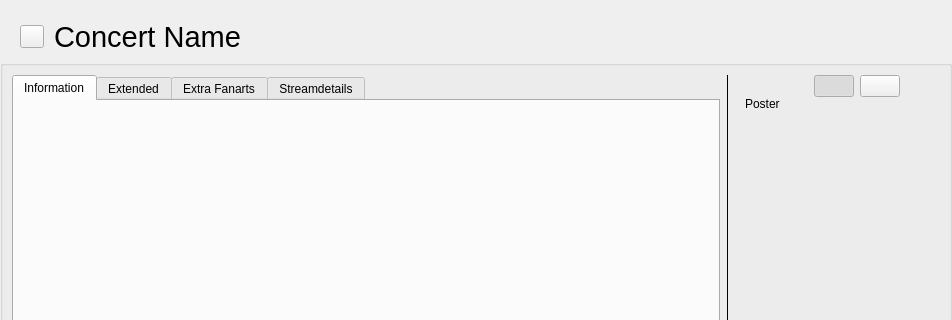
Komet/MediaElch, file src/ui/concerts/ConcertWidget.ui: the form before one commit; both pictures show x 0 to 952 and y 0 to 320 of the 952 by 804 pixel window.
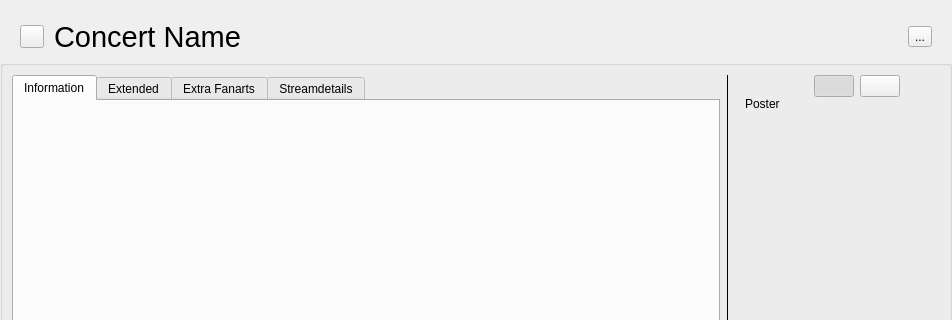
The form after the commit. Icons and pictures are not drawn. Custom widgets are drawn as their Qt base class.

Commit message: feat(UI): Add play button to episode and concert widget

Diff of the .ui file:
```diff
--- a/src/ui/concerts/ConcertWidget.ui
+++ b/src/ui/concerts/ConcertWidget.ui
@@ -99,6 +99,39 @@
      <item>
       <widget class="MediaFlags" name="mediaFlags" native="true"/>
      </item>
+     <item>
+      <widget class="QToolButton" name="buttonPlay">
+       <property name="cursor">
+        <cursorShape>PointingHandCursor</cursorShape>
+       </property>
+       <property name="toolTip">
+        <string>Play movie</string>
+       </property>
+       <property name="text">
+        <string>...</string>
+       </property>
+       <property name="icon">
+        <iconset resource="../../../data/MediaElch.qrc">
+         <normaloff>:/icons/actions/32/media-playback-start.svg</normaloff>:/icons/actions/32/media-playback-start.svg</iconset>
+       </property>
+      </widget>
+     </item>
+     <item>
+      <spacer name="hSpacerRight">
+       <property name="orientation">
+        <enum>Qt::Horizontal</enum>
+       </property>
+       <property name="sizeType">
+        <enum>QSizePolicy::Fixed</enum>
+       </property>
+       <property name="sizeHint" stdset="0">
+        <size>
+         <width>20</width>
+         <height>20</height>
+        </size>
+       </property>
+      </spacer>
+     </item>
     </layout>
    </item>
    <item>
```
The commit also changes 7 other files.
